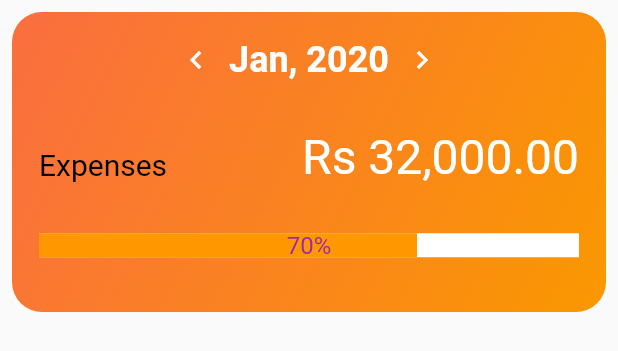
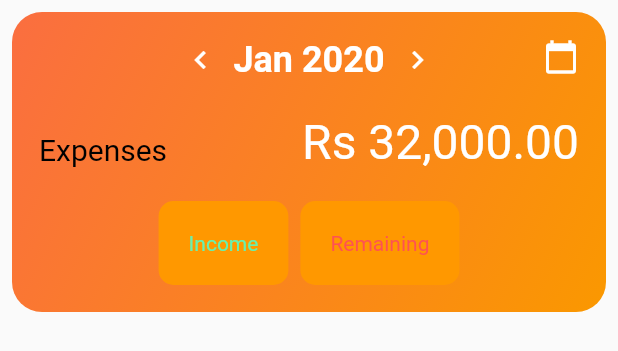
Before and after one commit to Nikhil-Wagh/Expenditure, a Flutter app: the MonthlyOverview widget shown alone on an empty page, opened directly, on a phone screen of 412 x 824 dp. Shown: the top 351 px of the screen. Run offline on Flutter 3.47's test engine with Material 2 defaults, Android fonts, the phone set to English and light mode, and no system bars; our stand-ins replace firebase_auth, firebase_core, firebase_remote_config, flutter_spinkit, google_sign_in; missing offline and left inert: flutter_facebook_login, flutter_twitter_login; accounts and stored records are empty.

Commit message:
Removed progress bar and added income and remaining

```diff
--- a/lib/screens/home/home.dart
+++ b/lib/screens/home/home.dart
@@ -1,5 +1,6 @@
 import 'package:expenditure/constants.dart';
 import 'package:expenditure/models/user.dart' as mUser;
+import 'package:expenditure/screens/home/recent_transactions.dart';
 import 'package:expenditure/services/auth.dart';
 import 'package:firebase_auth/firebase_auth.dart';
 import 'package:flutter/material.dart';
@@ -30,6 +31,7 @@ class _HomeState extends State<Home> {
       child: Scaffold(
         body: Center(
           child: Container(
+            margin: EdgeInsets.all(mMargin),
             // Use this for gradient if it looks good
             // decoration: BoxDecoration(
             //   gradient: LinearGradient(
@@ -43,9 +45,11 @@ class _HomeState extends State<Home> {
             // ),
             child: Center(
               child: Column(
+                crossAxisAlignment: CrossAxisAlignment.start,
                 children: [
                   HomeScreenAppBar(user: user),
                   MonthlyOverview(),
+                  RecentTransactions(),
                 ],
               ),
             ),
--- a/lib/screens/home/monthly_overview.dart
+++ b/lib/screens/home/monthly_overview.dart
@@ -30,13 +30,15 @@ class _MonthlyOverviewState extends State<MonthlyOverview> {
         margin: EdgeInsets.all(mMargin + 10),
         child: Column(
           children: [
+            Stack(
+              children: [
                 Row(
                   mainAxisAlignment: MainAxisAlignment.center,
                   children: [
                     Icon(Icons.chevron_left, color: Colors.white),
                     SizedBox(width: 10),
                     Text(
-                  "Jan, 2020",
+                      "Jan 2020",
                       style: TextStyle(
                         fontSize: 24,
                         color: Colors.white,
@@ -47,7 +49,16 @@ class _MonthlyOverviewState extends State<MonthlyOverview> {
                     Icon(Icons.chevron_right, color: Colors.white),
                   ],
                 ),
-            SizedBox(height: 32),
+                Align(
+                  alignment: Alignment.centerRight,
+                  child: Icon(
+                    Icons.calendar_today,
+                    color: Colors.white,
+                  ),
+                ),
+              ],
+            ),
+            SizedBox(height: 22),
             Row(
               mainAxisAlignment: MainAxisAlignment.spaceBetween,
               crossAxisAlignment: CrossAxisAlignment.end,
@@ -65,22 +76,50 @@ class _MonthlyOverviewState extends State<MonthlyOverview> {
                 ),
               ],
             ),
-            SizedBox(height: 30),
-            Stack(
-              alignment: Alignment.center,
+            SizedBox(height: 20),
+            Row(
+              mainAxisAlignment: MainAxisAlignment.center,
               children: [
-                LinearProgressIndicator(
-                  value: 0.7,
-                  backgroundColor: Colors.white,
-                  // valueColor: Animation<Color>(),
-                  minHeight: 16,
+                Container(
+                  padding: EdgeInsets.all(20),
+                  decoration: BoxDecoration(
+                    borderRadius: BorderRadius.all(Radius.circular(10)),
+                    color: Color.alphaBlend(primaryColor, Colors.black),
                   ),
-                Text(
-                  "70%",
-                  style: TextStyle(fontSize: 16, color: Colors.purple),
+                  child: Text(
+                    "Income",
+                    style: TextStyle(color: Colors.greenAccent),
+                  ),
+                ),
+                SizedBox(width: 8),
+                Container(
+                  padding: EdgeInsets.all(20),
+                  decoration: BoxDecoration(
+                    borderRadius: BorderRadius.all(Radius.circular(10)),
+                    color: Color.alphaBlend(primaryColor, Colors.black),
+                  ),
+                  child: Text(
+                    "Remaining",
+                    style: TextStyle(color: Colors.redAccent),
+                  ),
                 ),
               ],
-            ),
+            )
+            // Stack(
+            //   alignment: Alignment.center,
+            //   children: [
+            //     LinearProgressIndicator(
+            //       value: 0.7,
+            //       backgroundColor: Colors.white,
+            //       // valueColor: Animation<Color>(),
+            //       minHeight: 16,
+            //     ),
+            //     Text(
+            //       "70%",
+            //       style: TextStyle(fontSize: 16, color: Colors.purple),
+            //     ),
+            //   ],
+            // ),
           ],
         ),
       ),
--- /dev/null
+++ b/lib/screens/home/recent_transactions.dart
@@ -0,0 +1,15 @@
+import 'package:flutter/material.dart';
+
+class RecentTransactions extends StatefulWidget {
+  @override
+  _RecentTransactionsState createState() => _RecentTransactionsState();
+}
+
+class _RecentTransactionsState extends State<RecentTransactions> {
+  @override
+  Widget build(BuildContext context) {
+    return Container(
+      child: Text("Recent Transactions"),
+    );
+  }
+}
```
Lines whose indentation alone changed are shown as unchanged.
